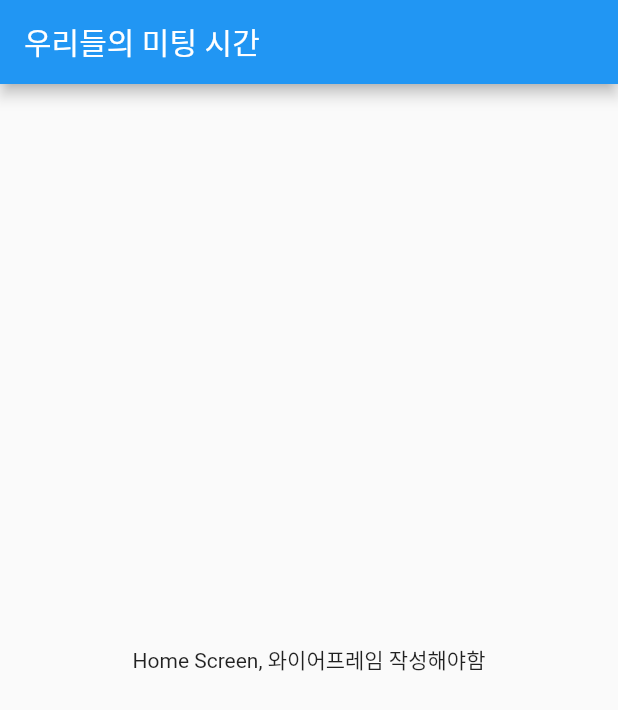
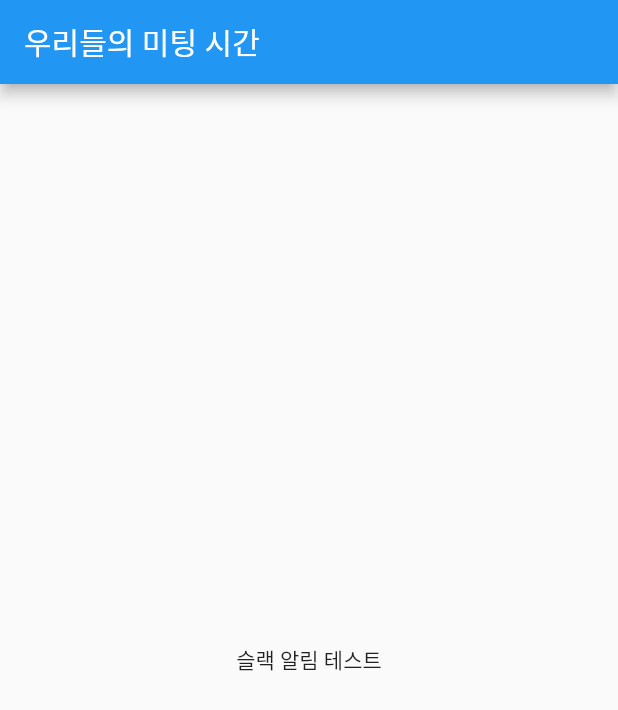
Before and after one commit to bangse94/Sora_fe, a Flutter app: the screen it shows after launch, on a phone screen of 412 x 824 dp. Shown: the top 710 px of the screen. Run offline on Flutter 3.47's test engine with Material 2 defaults, Android fonts, the phone set to English and light mode, and no system bars.

Commit message:
slack test_re

```diff
--- a/umi_application/lib/screen/home_screen.dart
+++ b/umi_application/lib/screen/home_screen.dart
@@ -16,7 +16,7 @@ class _HomeScreenState extends State<HomeScreen> {
         title: const Text('우리들의 미팅 시간'),
       ),
       body: const Center(
-        child: Text('Home Screen, 와이어프레임 작성해야함'),
+        child: Text('슬랙 알림 테스트'),
       ),
     );
   }
```
